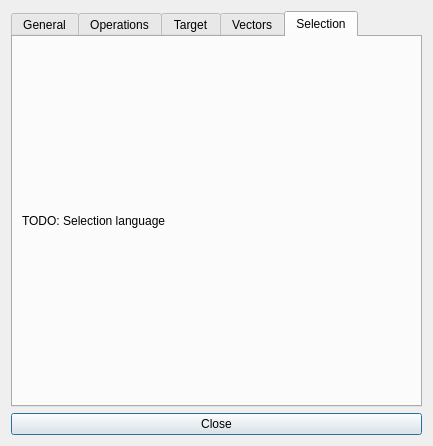
The window that vipster/qt/tools/scripthelp.ui (sgsaenger/vipster) describes before a commit, drawn with Qt 5.
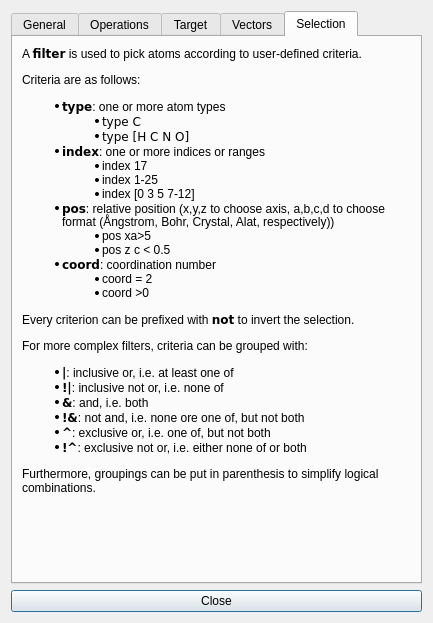
The same window after the commit. The open tabs and pages were chosen to show the change.

```diff
--- a/vipster/qt/tools/scripthelp.ui
+++ b/vipster/qt/tools/scripthelp.ui
@@ -7,7 +7,7 @@
     <x>0</x>
     <y>0</y>
     <width>433</width>
-    <height>446</height>
+    <height>623</height>
    </rect>
   </property>
   <property name="windowTitle">
@@ -129,13 +129,68 @@
        <item>
         <widget class="QLabel" name="label_4">
          <property name="text">
-          <string>TODO: Selection language</string>
+          <string>&lt;html&gt;&lt;head/&gt;&lt;body&gt;
+&lt;p&gt;A &lt;b&gt;&lt;tt&gt;filter&lt;/tt&gt;&lt;/b&gt; is used to pick atoms according to user-defined criteria.&lt;/p&gt;
+&lt;p&gt;Criteria are as follows:&lt;/p&gt;
+&lt;ul&gt;
+&lt;li&gt;&lt;b&gt;&lt;tt&gt;type&lt;/tt&gt;&lt;/b&gt;: one or more atom types
+&lt;ul&gt;
+&lt;li&gt;&lt;tt&gt;type C&lt;/tt&gt;&lt;/li&gt;
+&lt;li&gt;&lt;tt&gt;type [H C N O]&lt;/tt&gt;&lt;/li&gt;
+&lt;/ul&gt;
+&lt;/li&gt;
+&lt;li&gt;&lt;b&gt;&lt;tt&gt;index&lt;/tt&gt;&lt;/b&gt;: one or more indices or ranges
+&lt;ul&gt;
+&lt;li&gt;index 17&lt;/li&gt;
+&lt;li&gt;index 1-25&lt;/li&gt;
+&lt;li&gt;index [0 3 5 7-12]&lt;/li&gt;
+&lt;/ul&gt;
+&lt;/li&gt;
+&lt;li&gt;&lt;b&gt;&lt;tt&gt;pos&lt;/tt&gt;&lt;/b&gt;: relative position (x,y,z to choose axis, a,b,c,d to choose format (Ångstrom, Bohr, Crystal, Alat, respectively))
+&lt;ul&gt;
+&lt;li&gt;pos xa&amp;gt;5&lt;/li&gt;
+&lt;li&gt;pos z c &amp;lt; 0.5&lt;/li&gt;
+&lt;/ul&gt;
+&lt;/li&gt;
+&lt;li&gt;&lt;b&gt;&lt;tt&gt;coord&lt;/tt&gt;&lt;/b&gt;: coordination number
+&lt;ul&gt;
+&lt;li&gt;coord = 2&lt;/li&gt;
+&lt;li&gt;coord &gt;0&lt;/li&gt;
+&lt;/ul&gt;
+&lt;/li&gt;
+&lt;li&gt;&lt;/li&gt;
+&lt;/ul&gt;
+&lt;p&gt;Every criterion can be prefixed with &lt;b&gt;&lt;tt&gt;not&lt;/tt&gt;&lt;/b&gt; to invert the selection.&lt;/p&gt;
+&lt;p&gt;For more complex filters, criteria can be grouped with:&lt;/p&gt;
+&lt;ul&gt;
+&lt;li&gt;&lt;b&gt;&lt;tt&gt;|&lt;/tt&gt;&lt;/b&gt;: inclusive or, i.e. at least one of&lt;/li&gt;
+&lt;li&gt;&lt;b&gt;&lt;tt&gt;!|&lt;/tt&gt;&lt;/b&gt;: inclusive not or, i.e. none of&lt;/li&gt;
+&lt;li&gt;&lt;b&gt;&lt;tt&gt;&amp;amp;&lt;/tt&gt;&lt;/b&gt;: and, i.e. both&lt;/li&gt;
+&lt;li&gt;&lt;b&gt;&lt;tt&gt;!&amp;amp;&lt;/tt&gt;&lt;/b&gt;: not and, i.e. none ore one of, but not both&lt;/li&gt;
+&lt;li&gt;&lt;b&gt;&lt;tt&gt;^&lt;/tt&gt;&lt;/b&gt;: exclusive or, i.e. one of, but not both&lt;/li&gt;
+&lt;li&gt;&lt;b&gt;&lt;tt&gt;!^&lt;/tt&gt;&lt;/b&gt;: exclusive not or, i.e. either none of or both&lt;/li&gt;
+&lt;/ul&gt;
+&lt;p&gt;Furthermore, groupings can be put in parenthesis to simplify logical combinations.&lt;/p&gt;
+&lt;/body&gt;&lt;/html&gt;</string>
          </property>
          <property name="wordWrap">
           <bool>true</bool>
          </property>
         </widget>
        </item>
+       <item>
+        <spacer name="verticalSpacer_5">
+         <property name="orientation">
+          <enum>Qt::Vertical</enum>
+         </property>
+         <property name="sizeHint" stdset="0">
+          <size>
+           <width>20</width>
+           <height>40</height>
+          </size>
+         </property>
+        </spacer>
+       </item>
       </layout>
      </widget>
     </widget>
```
Left out of the diff: 76 changed lines with no effect on the pictures.
